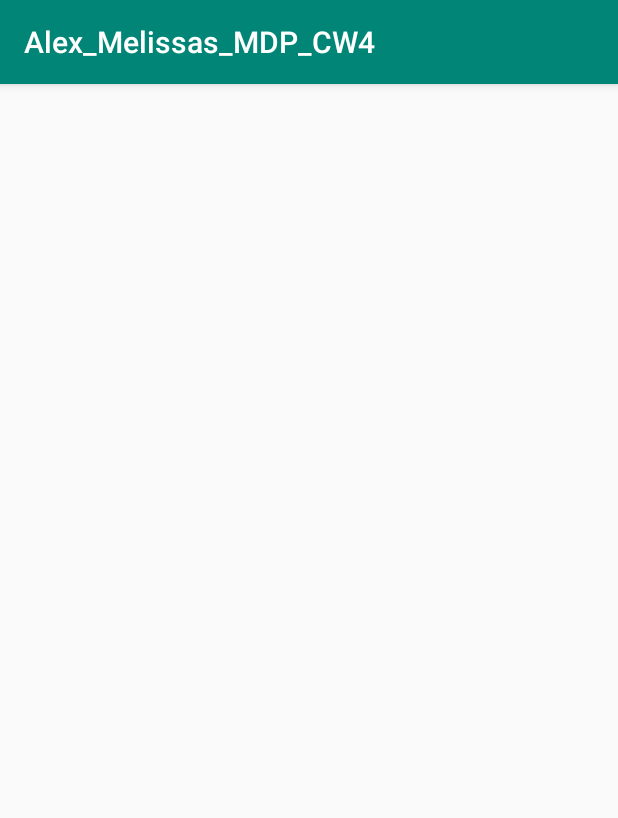
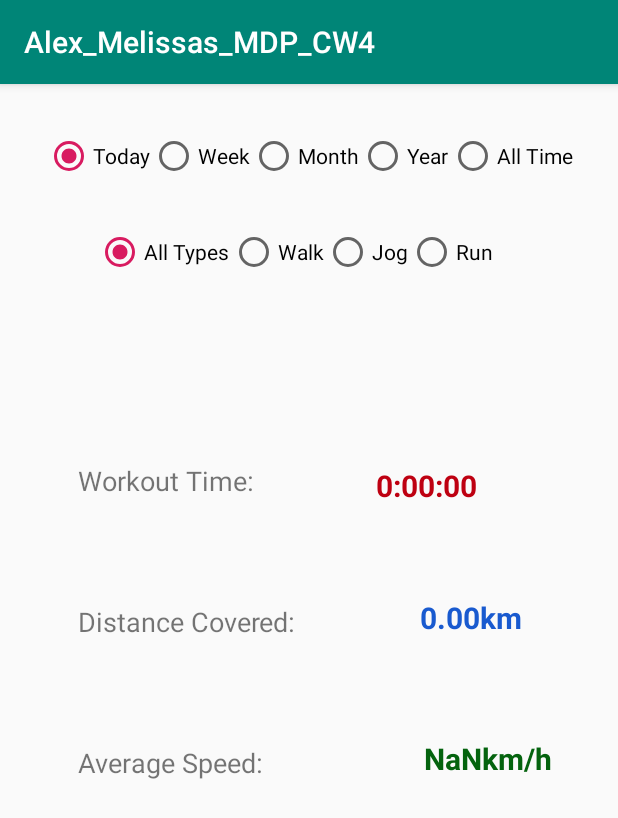
Before and after one commit to alexmelissas/Alex_Melissas_MDP_CW4, an Android app: the screen it shows after launch (Records before the commit, Totals after it), after a tap on "RECORDS", on a phone screen of 412 x 824 dp. Shown: the top 818 px of the screen. Run offline under Robolectric (Android 15) with nearby library versions, the light colour scheme and no system bars; 3 statements that could not run were skipped.

Commit message:
[ugly] Totals done!

```diff
--- a/app/src/main/AndroidManifest.xml
+++ b/app/src/main/AndroidManifest.xml
@@ -14,7 +14,7 @@
         android:roundIcon="@mipmap/ic_launcher_round"
         android:supportsRtl="true"
         android:theme="@style/AppTheme">
-        <activity android:name=".Records"></activity>
+        <activity android:name=".Totals"></activity>
         <activity android:name=".History" />
         <activity android:name=".SingleWorkout" />
 
--- a/app/src/main/java/com/example/alex_melissas_mdp_cw4/DBHelper.java
+++ b/app/src/main/java/com/example/alex_melissas_mdp_cw4/DBHelper.java
@@ -19,7 +19,7 @@ public class DBHelper extends SQLiteOpenHelper {
                         + "dateTime VARCHAR(128) NOT NULL, "
                         + "duration INTEGER, "
                         + "distance FLOAT, "
-                        + "avgSpeed INTEGER, "
+                        + "avgSpeed FLOAT, "
                         + "imgPath VARCHAR(128), "
                         + "liked INTEGER, "
                         + "fav INTEGER, "
--- a/app/src/main/java/com/example/alex_melissas_mdp_cw4/MainActivity.java
+++ b/app/src/main/java/com/example/alex_melissas_mdp_cw4/MainActivity.java
@@ -174,7 +174,7 @@ public class MainActivity extends AppCompatActivity {
 
     public void onClickHistory(View v){startActivity(new Intent(MainActivity.this, History.class));}
 
-    public void onClickRecords(View v){startActivity(new Intent(MainActivity.this, Records.class));}
+    public void onClickRecords(View v){startActivity(new Intent(MainActivity.this, Totals.class));}
 
 /////////////////////////////////// D A T A B A S E    S T U F F ////////////////////////////////////////////////
     @RequiresApi(api = Build.VERSION_CODES.JELLY_BEAN)
--- a/app/src/main/java/com/example/alex_melissas_mdp_cw4/MyLocationService.java
+++ b/app/src/main/java/com/example/alex_melissas_mdp_cw4/MyLocationService.java
@@ -131,9 +131,9 @@ public class MyLocationService extends Service {
             workoutValues.put(WorkoutsContract.TYPE,workoutType);
 
             //testing - NEED THINK HOW STORE THESE VALUES - APPEND km and km/h before storing
-            workoutValues.put(WorkoutsContract.DURATION,"08:12");
-            workoutValues.put(WorkoutsContract.DISTANCE,"00.96km");
-            workoutValues.put(WorkoutsContract.AVGSPEED,"00.96km/h");
+            workoutValues.put(WorkoutsContract.DURATION,"12:34");
+            workoutValues.put(WorkoutsContract.DISTANCE,"10.3");
+            workoutValues.put(WorkoutsContract.AVGSPEED,"3.4");
 
             long newWorkoutId = ContentUris.parseId(getContentResolver().insert(WorkoutsContract.WORKOUTS, workoutValues));
             String newWorkoutIdString = "" + newWorkoutId;
--- a/app/src/main/java/com/example/alex_melissas_mdp_cw4/Records.java
+++ /dev/null
@@ -1,14 +0,0 @@
-package com.example.alex_melissas_mdp_cw4;
-
-import androidx.appcompat.app.AppCompatActivity;
-
-import android.os.Bundle;
-
-public class Records extends AppCompatActivity {
-
-    @Override
-    protected void onCreate(Bundle savedInstanceState) {
-        super.onCreate(savedInstanceState);
-        setContentView(R.layout.activity_records);
-    }
-}
--- a/app/src/main/java/com/example/alex_melissas_mdp_cw4/SingleWorkout.java
+++ b/app/src/main/java/com/example/alex_melissas_mdp_cw4/SingleWorkout.java
@@ -96,8 +96,8 @@ public class SingleWorkout extends AppCompatActivity {
 
             ((TextView)findViewById(R.id.datetimeText)).setText(recipeCursor.getString(3));
             ((TextView)findViewById(R.id.durationText)).setText(recipeCursor.getString(4));
-            ((TextView)findViewById(R.id.distanceText)).setText(recipeCursor.getString(5));
-            ((TextView)findViewById(R.id.avgspeedText)).setText(recipeCursor.getString(6));
+            ((TextView)findViewById(R.id.distanceText)).setText(recipeCursor.getString(5)+"km");
+            ((TextView)findViewById(R.id.avgspeedText)).setText(recipeCursor.getString(6)+"km/h");
             ((EditText)findViewById(R.id.notesText)).setText(recipeCursor.getString(10));
         }
     }
--- /dev/null
+++ b/app/src/main/java/com/example/alex_melissas_mdp_cw4/Totals.java
@@ -0,0 +1,179 @@
+package com.example.alex_melissas_mdp_cw4;
+
+import androidx.annotation.RequiresApi;
+import androidx.appcompat.app.AppCompatActivity;
+
+import android.database.Cursor;
+import android.graphics.Typeface;
+import android.os.Build;
+import android.os.Bundle;
+import android.util.Log;
+import android.view.View;
+import android.widget.TextView;
+
+import java.text.SimpleDateFormat;
+import java.util.Date;
+import java.util.Locale;
+
+public class Totals extends AppCompatActivity {
+
+    private String timeFilter;
+    private String typeFilter;
+
+    @RequiresApi(api = Build.VERSION_CODES.JELLY_BEAN)
+    @Override
+    protected void onCreate(Bundle savedInstanceState) {
+        super.onCreate(savedInstanceState);
+        setContentView(R.layout.activity_totals);
+
+        setTypeFilter(findViewById(R.id.allTypeRadioT));
+        setTimeFilter(findViewById(R.id.todayRadioT));
+        readCalculateTotals(null,null);
+    }
+
+    //maybe savestate shit for current projection/selection/args etc?
+
+    @RequiresApi(api = Build.VERSION_CODES.JELLY_BEAN)
+    protected void onResume() {
+        setTypeFilter(findViewById(R.id.allTypeRadioT));
+        setTimeFilter(findViewById(R.id.todayRadioT));
+        readCalculateTotals(null,null);
+        super.onResume();
+    }
+
+    @RequiresApi(api = Build.VERSION_CODES.JELLY_BEAN)
+    private void readCalculateTotals(String selection, String[] selectionArgs) {
+        Cursor c = getContentResolver().query(WorkoutsContract.WORKOUTS,null,
+                selection, selectionArgs, null, null);
+
+
+        int totalSec = 0;
+        float totalDis = 0;
+        float totalSpeedAvg = 0;
+        int i=0;
+        if(c.moveToFirst()) do{
+            totalSec += durationToSec(c.getString(4));
+            totalDis += c.getFloat(5);
+            totalSpeedAvg += c.getFloat(6);
+            i++;
+        }while(c.moveToNext());
+        totalSpeedAvg /= i;
+
+        ((TextView)findViewById(R.id.durationTotalText)).setText(secToDuration(totalSec));
+        ((TextView)findViewById(R.id.distanceTotalText)).setText(String.format("%.2f",totalDis)+"km");
+        ((TextView)findViewById(R.id.speedTotalText)).setText(String.format("%.2f",totalSpeedAvg)+"km/h");
+    }
+
+    private int durationToSec(String duration) {
+        String[] parts = duration.split(":");
+        int mins = Integer.parseInt(parts[0]);
+        int secs = Integer.parseInt(parts[1]);
+        return (mins*60 + secs);
+    }
+
+    private String secToDuration(int sec){
+        int hours = sec/3600;
+        int mins = (sec-hours*3600)/60;
+        int secs = (sec-hours*3600)%60;
+        return String.format("%2d",hours)+":"+String.format("%02d",mins)+":"+String.format("%02d",secs);
+    }
+
+    // PUT WITH SAVESTATE SHIT
+
+//    private void updateFromRadios(){
+//
+//        switch(timeFilter){
+//            case "today": ((RadioButton)findViewById(R.id.todayRadio)).setChecked(true); break;
+//            case "week": ((RadioButton)findViewById(R.id.weekRadio)).setChecked(true); break;
+//            case "month": ((RadioButton)findViewById(R.id.monthRadio)).setChecked(true); break;
+//            case "year": ((RadioButton)findViewById(R.id.yearRadio)).setChecked(true); break;
+//            case "alltime": ((RadioButton)findViewById(R.id.allTimeRadio)).setChecked(true); break;
+//        }
+//    }
+
+    @RequiresApi(api = Build.VERSION_CODES.JELLY_BEAN)
+    private void querySelections() {
+
+        String selection = "";
+        if(typeFilter!="-1") {
+            selection += "type=?";
+            if (timeFilter!="-1")
+                selection += " AND " + pickTime();
+        }
+        else if(timeFilter!="-1"){ selection += pickTime(); }
+        else selection = null;
+
+        String splitDate = formatDate();
+
+        String[] selectionArgs = null;
+        if(typeFilter!="-1") {
+            selectionArgs = new String[]{typeFilter};
+            if(timeFilter!="-1") selectionArgs = new String[]{typeFilter,splitDate};
+        }
+        else if(timeFilter!="-1"){ selectionArgs = new String[]{splitDate}; }
+
+        readCalculateTotals(selection,selectionArgs);
+    }
+
+    @RequiresApi(api = Build.VERSION_CODES.JELLY_BEAN)
+    public void clickTimeFilter(View v) { setTimeFilter(v); querySelections(); }
+
+    @RequiresApi(api = Build.VERSION_CODES.JELLY_BEAN)
+    public void clickTypeFilter(View v) { setTypeFilter(v); querySelections(); }
+
+    private void setTimeFilter(View v){
+        switch(v.getId()){
+            case R.id.todayRadioT: timeFilter = "today"; break;
+            case R.id.weekRadioT: timeFilter = "week"; break;
+            case R.id.monthRadioT: timeFilter = "month"; break;
+            case R.id.yearRadioT: timeFilter = "year"; break;
+            case R.id.allTimeRadioT: timeFilter = "-1"; break;
+        }
+    }
+
+    private void setTypeFilter(View v){
+        switch(v.getId()){
+            case R.id.allTypeRadioT: typeFilter = "-1"; break;
+            case R.id.walkRadioT: typeFilter = "0"; break;
+            case R.id.jogRadioT: typeFilter = "1"; break;
+            case R.id.runRadioT: typeFilter = "2"; break;
+        }
+    }
+
+    //make the time selection part
+    private String pickTime(){
+        String selection = "";
+        switch(timeFilter){
+            case "today": selection += "(SUBSTR(yyyymmdd,1,11))=?"; break;
+            case "week": selection += "(strftime('%W', yyyymmdd, 'localtime', 'weekday 0', '-6 days'))=?"; break;
+            case "month": selection += "(SUBSTR(yyyymmdd,1,7))=?"; break;
+            case "year": selection += "(SUBSTR(yyyymmdd,1,4))=?"; break;
+            default: break;
+        }
+        return selection;
+    }
+
+    //split date for
+    private String formatDate() {
+        SimpleDateFormat yyyyMMdd = new SimpleDateFormat("yyyy-MM-dd", Locale.getDefault());
+        String currentReverseDate = yyyyMMdd.format(new Date());
+        String date = "";
+
+        switch(timeFilter){
+            case "today": date = currentReverseDate.substring(0,10); break;
+            case "week": date = ""+getCurrentWeek(); break;
+            case "month": date = currentReverseDate.substring(0,7); break;
+            case "year": date = currentReverseDate.substring(0,4); break;
+            default: date = currentReverseDate.substring(0,10); break;
+        }
+        return date;
+    }
+
+    private int getCurrentWeek(){
+        Cursor c = getContentResolver().query(WorkoutsContract.GETCURRRENTWEEK,
+                null,null,null,null);
+        c.moveToFirst();
+        return c.getInt(0);
+    }
+
+}
--- a/app/src/main/java/com/example/alex_melissas_mdp_cw4/WorkoutCursorAdapter.java
+++ b/app/src/main/java/com/example/alex_melissas_mdp_cw4/WorkoutCursorAdapter.java
@@ -66,7 +66,7 @@ public class WorkoutCursorAdapter extends SimpleCursorAdapter {
 
         vh.dateTimeBox.setText(c.getString(dateTimeIndex));
         vh.durationBox.setText(c.getString(durationIndex));
-        vh.distanceBox.setText(c.getString(distanceIndex));
+        vh.distanceBox.setText(c.getString(distanceIndex)+"km");
 
         if(c.getInt(favIndex)==1) vh.favButton.setImageResource(R.mipmap.heart_on_icon);
         else vh.favButton.setImageResource(R.mipmap.heart_off_icon);
--- a/app/src/main/res/layout/activity_records.xml
+++ /dev/null
@@ -1,9 +0,0 @@
-<?xml version="1.0" encoding="utf-8"?>
-<androidx.constraintlayout.widget.ConstraintLayout xmlns:android="http://schemas.android.com/apk/res/android"
-    xmlns:app="http://schemas.android.com/apk/res-auto"
-    xmlns:tools="http://schemas.android.com/tools"
-    android:layout_width="match_parent"
-    android:layout_height="match_parent"
-    tools:context=".Records">
-
-</androidx.constraintlayout.widget.ConstraintLayout>
--- /dev/null
+++ b/app/src/main/res/layout/activity_totals.xml
@@ -0,0 +1,184 @@
+<?xml version="1.0" encoding="utf-8"?>
+<androidx.constraintlayout.widget.ConstraintLayout xmlns:android="http://schemas.android.com/apk/res/android"
+    xmlns:app="http://schemas.android.com/apk/res-auto"
+    xmlns:tools="http://schemas.android.com/tools"
+    android:layout_width="match_parent"
+    android:layout_height="match_parent"
+    tools:context=".Totals">
+
+    <TextView
+        android:id="@+id/textView7"
+        android:layout_width="wrap_content"
+        android:layout_height="wrap_content"
+        android:layout_marginStart="52dp"
+        android:layout_marginLeft="52dp"
+        android:layout_marginTop="69dp"
+        android:text="Distance Covered:"
+        android:textSize="18sp"
+        app:layout_constraintStart_toStartOf="parent"
+        app:layout_constraintTop_toBottomOf="@+id/textView5" />
+
+    <TextView
+        android:id="@+id/textView8"
+        android:layout_width="wrap_content"
+        android:layout_height="wrap_content"
+        android:layout_marginStart="52dp"
+        android:layout_marginLeft="52dp"
+        android:layout_marginTop="69dp"
+        android:text="Average Speed:"
+        android:textSize="18sp"
+        app:layout_constraintStart_toStartOf="parent"
+        app:layout_constraintTop_toBottomOf="@+id/textView7" />
+
+    <TextView
+        android:id="@+id/speedTotalText"
+        android:layout_width="wrap_content"
+        android:layout_height="46dp"
+        android:layout_marginTop="48dp"
+        android:layout_marginEnd="44dp"
+        android:layout_marginRight="44dp"
+        android:text="4.68km/h"
+        android:textColor="#04630E"
+        android:textSize="20dp"
+        android:textStyle="bold"
+        app:layout_constraintEnd_toEndOf="parent"
+        app:layout_constraintTop_toBottomOf="@+id/distanceTotalText" />
+
+    <TextView
+        android:id="@+id/durationTotalText"
+        android:layout_width="wrap_content"
+        android:layout_height="46dp"
+        android:layout_marginTop="126dp"
+        android:layout_marginEnd="94dp"
+        android:layout_marginRight="94dp"
+        android:textColor="#BE0011"
+        android:textSize="20dp"
+        android:textStyle="bold"
+        app:layout_constraintEnd_toEndOf="parent"
+        app:layout_constraintTop_toBottomOf="@+id/typeGroupT"
+        tools:text="3:03:04" />
+
+    <TextView
+        android:id="@+id/distanceTotalText"
+        android:layout_width="wrap_content"
+        android:layout_height="46dp"
+        android:layout_marginTop="42dp"
+        android:layout_marginEnd="64dp"
+        android:layout_marginRight="64dp"
+        android:text="165.30km"
+        android:textColor="#195ACF"
+        android:textSize="20dp"
+        android:textStyle="bold"
+        app:layout_constraintEnd_toEndOf="parent"
+        app:layout_constraintTop_toBottomOf="@+id/durationTotalText" />
+
+    <RadioGroup
+        android:id="@+id/timeGroupT"
+        android:layout_width="wrap_content"
+        android:layout_height="wrap_content"
+        android:layout_marginStart="16dp"
+        android:layout_marginLeft="16dp"
+        android:layout_marginTop="32dp"
+        android:layout_marginEnd="16dp"
+        android:layout_marginRight="16dp"
+        android:orientation="horizontal"
+        app:layout_constraintEnd_toEndOf="parent"
+        app:layout_constraintStart_toStartOf="parent"
+        app:layout_constraintTop_toTopOf="parent">
+
+        <RadioButton
+            android:id="@+id/todayRadioT"
+            android:layout_width="match_parent"
+            android:layout_height="wrap_content"
+            android:checked="true"
+            android:onClick="clickTimeFilter"
+            android:text="Today" />
+
+        <RadioButton
+            android:id="@+id/weekRadioT"
+            android:layout_width="match_parent"
+            android:layout_height="wrap_content"
+            android:onClick="clickTimeFilter"
+            android:text="Week" />
+
+        <RadioButton
+            android:id="@+id/monthRadioT"
+            android:layout_width="match_parent"
+            android:layout_height="wrap_content"
+            android:onClick="clickTimeFilter"
+            android:text="Month" />
+
+        <RadioButton
+            android:id="@+id/yearRadioT"
+            android:layout_width="match_parent"
+            android:layout_height="wrap_content"
+            android:onClick="clickTimeFilter"
+            android:text="Year" />
+
+        <RadioButton
+            android:id="@+id/allTimeRadioT"
+            android:layout_width="wrap_content"
+            android:layout_height="wrap_content"
+            android:layout_weight="1"
+            android:onClick="clickTimeFilter"
+            android:text="All Time" />
+    </RadioGroup>
+
+    <RadioGroup
+        android:id="@+id/typeGroupT"
+        android:layout_width="wrap_content"
+        android:layout_height="wrap_content"
+        android:layout_marginStart="64dp"
+        android:layout_marginLeft="64dp"
+        android:layout_marginTop="32dp"
+        android:clickable="true"
+        android:orientation="horizontal"
+        app:layout_constraintStart_toStartOf="parent"
+        app:layout_constraintTop_toBottomOf="@+id/timeGroupT">
+
+        <RadioButton
+            android:id="@+id/allTypeRadioT"
+            android:layout_width="wrap_content"
+            android:layout_height="wrap_content"
+            android:layout_weight="1"
+            android:checked="true"
+            android:onClick="clickTypeFilter"
+            android:text="All Types" />
+
+        <RadioButton
+            android:id="@+id/walkRadioT"
+            android:layout_width="wrap_content"
+            android:layout_height="wrap_content"
+            android:layout_weight="1"
+            android:onClick="clickTypeFilter"
+            android:text="Walk" />
+
+        <RadioButton
+            android:id="@+id/jogRadioT"
+            android:layout_width="wrap_content"
+            android:layout_height="wrap_content"
+            android:layout_weight="1"
+            android:onClick="clickTypeFilter"
+            android:text="Jog" />
+
+        <RadioButton
+            android:id="@+id/runRadioT"
+            android:layout_width="match_parent"
+            android:layout_height="wrap_content"
+            android:onClick="clickTypeFilter"
+            android:text="Run" />
+    </RadioGroup>
+
+    <TextView
+        android:id="@+id/textView5"
+        android:layout_width="wrap_content"
+        android:layout_height="wrap_content"
+        android:layout_marginStart="52dp"
+        android:layout_marginLeft="52dp"
+        android:layout_marginTop="124dp"
+        android:text="Workout Time:"
+        android:textSize="18sp"
+        app:layout_constraintStart_toStartOf="parent"
+        app:layout_constraintTop_toBottomOf="@+id/typeGroupT" />
+
+</androidx.constraintlayout.widget.ConstraintLayout>
```
Also changed, not shown: app/src/main/java/com/example/alex_melissas_mdp_cw4/History.java (line endings or trailing spaces).
